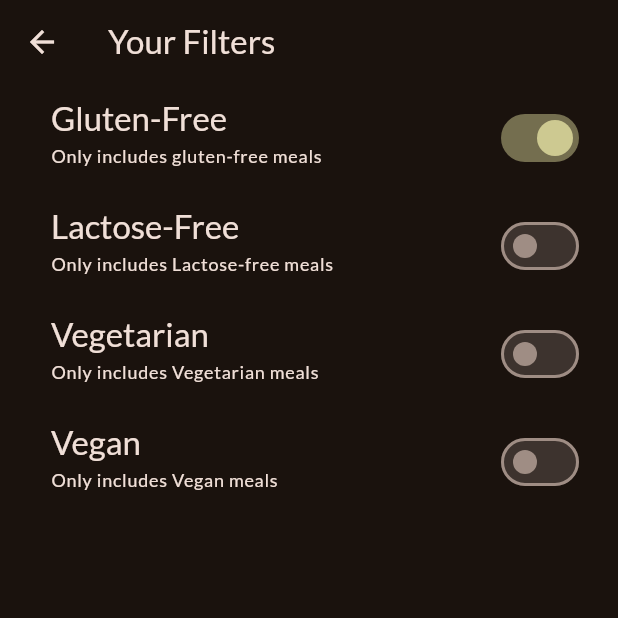
After one commit to neeraj-bhatt/flutter-projects, a Flutter app: the FilterScreen screen opened directly, after a tap on "Gluten-Free", on a phone screen of 412 x 824 dp, the top half of it. The commit adds this screen. Run offline on Flutter 3.47's test engine with Material 3 defaults, Android fonts, the phone set to English and light mode, and no system bars; our stand-ins replace google_fonts, transparent_image.

Commit message:
Filter Screen added

```diff
--- /dev/null
+++ b/foodie_goodie/lib/screens/filter_screen.dart
@@ -0,0 +1,83 @@
+import 'package:flutter/material.dart';
+// import 'package:foodie_goodie/screens/tab_screen.dart';
+// import 'package:foodie_goodie/widgets/drawer.dart';
+import 'package:foodie_goodie/widgets/filter.dart';
+
+class FilterScreen extends StatefulWidget {
+  const FilterScreen({super.key});
+
+  @override
+  State<FilterScreen> createState() {
+    return _FilterScreenState();
+  }
+}
+
+class _FilterScreenState extends State<FilterScreen> {
+  var _isGlutenFreeFilter = false;
+  var _isLactoseFreeFilter = false;
+  var _isVegetarianFilter = false;
+  var _isVeganFilter = false;
+
+  void onChanged(bool onChecked, String flag) {
+    setState(() {
+      if(flag == "Gluten-Free") {
+        _isGlutenFreeFilter = onChecked;
+      }
+      if(flag == "Lactose-Free") {
+        _isLactoseFreeFilter = onChecked;
+      }
+      if(flag == "Vegetarian") {
+        _isVegetarianFilter = onChecked;
+      }
+      if(flag == "Vegan") {
+        _isVeganFilter= onChecked;
+      }
+    });
+  }
+
+  @override
+  Widget build(BuildContext context) {
+    return Scaffold(
+      appBar: AppBar(
+        title: const Text("Your Filters"),
+      ),
+      // drawer: CustomDrawer(
+      //   onSelectScreen: (identifier) {
+      //     Navigator.of(context).pop();
+      //     if (identifier == "meals") {
+      //       Navigator.of(context).pushReplacement(
+      //           MaterialPageRoute(builder: (ctx) => const TabScreen()));
+      //     }
+      //   },
+      // ),
+      body: Column(
+        children: [
+          FilterCustom(
+            value: _isGlutenFreeFilter,
+            onChanged: onChanged,
+            title: "Gluten-Free",
+            subTitle: "Only includes gluten-free meals",
+          ),
+          FilterCustom(
+            value: _isLactoseFreeFilter,
+            onChanged: onChanged,
+            title: "Lactose-Free",
+            subTitle: "Only includes Lactose-free meals",
+          ),
+          FilterCustom(
+            value: _isVegetarianFilter,
+            onChanged: onChanged,
+            title: "Vegetarian",
+            subTitle: "Only includes Vegetarian meals",
+          ),
+          FilterCustom(
+            value: _isVeganFilter,
+            onChanged: onChanged,
+            title: "Vegan",
+            subTitle: "Only includes Vegan meals",
+          )
+        ],
+      ),
+    );
+  }
+}
--- a/foodie_goodie/lib/screens/tab_screen.dart
+++ b/foodie_goodie/lib/screens/tab_screen.dart
@@ -1,6 +1,7 @@
 import 'package:flutter/material.dart';
 
 import 'package:foodie_goodie/screens/category_screen.dart';
+import 'package:foodie_goodie/screens/filter_screen.dart';
 import 'package:foodie_goodie/screens/meals_screen.dart';
 import 'package:foodie_goodie/models/meal.dart';
 import 'package:foodie_goodie/widgets/drawer.dart';
@@ -46,10 +47,9 @@ class _TabScreenState extends State<TabScreen> {
   }
 
   void _setScreen(String identifier){
+    Navigator.of(context).pop();
     if(identifier == "filter"){
-
-    }else{
-      Navigator.of(context).pop();
+      Navigator.of(context).push(MaterialPageRoute(builder: (ctx)=> const FilterScreen()));
     }
   }
 
--- a/foodie_goodie/lib/widgets/drawer.dart
+++ b/foodie_goodie/lib/widgets/drawer.dart
@@ -46,6 +46,7 @@ class CustomDrawer extends StatelessWidget {
             ),
           ),
           ListTile(
+            splashColor: Colors.white.withOpacity(0.5),
             leading: Icon(
               Icons.restaurant,
               size: 28,
@@ -58,9 +59,12 @@ class CustomDrawer extends StatelessWidget {
                     fontSize: 26,
                   ),
             ),
-            onTap: (){onSelectScreen("meals");},
+            onTap: () {
+              onSelectScreen("meals");
+            },
           ),
           ListTile(
+            splashColor: Colors.white.withOpacity(0.5),
             leading: Icon(
               Icons.settings,
               size: 28,
@@ -69,11 +73,13 @@ class CustomDrawer extends StatelessWidget {
             title: Text(
               "Filter",
               style: Theme.of(context).textTheme.titleSmall!.copyWith(
-                color: Theme.of(context).colorScheme.onSurface,
-                fontSize: 26,
-              ),
+                    color: Theme.of(context).colorScheme.onSurface,
+                    fontSize: 26,
+                  ),
             ),
-            onTap: () {onSelectScreen("filter");},
+            onTap: () {
+              onSelectScreen("filter");
+            },
           ),
         ],
       ),
--- /dev/null
+++ b/foodie_goodie/lib/widgets/filter.dart
@@ -0,0 +1,39 @@
+import 'package:flutter/material.dart';
+
+class FilterCustom extends StatelessWidget {
+  const FilterCustom(
+      {super.key,
+      required this.value,
+      required this.onChanged,
+      required this.title,
+      required this.subTitle});
+
+  final bool value;
+  final String title;
+  final String subTitle;
+  final void Function(bool onChecked, String flag) onChanged;
+
+  @override
+  Widget build(BuildContext context) {
+    return SwitchListTile(
+      value: value,
+      onChanged: (onChecked){onChanged(onChecked, title);},
+      title: Text(
+        title,
+        style: Theme.of(context)
+            .textTheme
+            .titleLarge!
+            .copyWith(color: Theme.of(context).colorScheme.onSurface),
+      ),
+      subtitle: Text(
+        subTitle,
+        style: Theme.of(context)
+            .textTheme
+            .labelMedium!
+            .copyWith(color: Theme.of(context).colorScheme.onSurface),
+      ),
+      activeColor: Theme.of(context).colorScheme.tertiary,
+      contentPadding: const EdgeInsets.only(left: 34, right: 22),
+    );
+  }
+}
```
